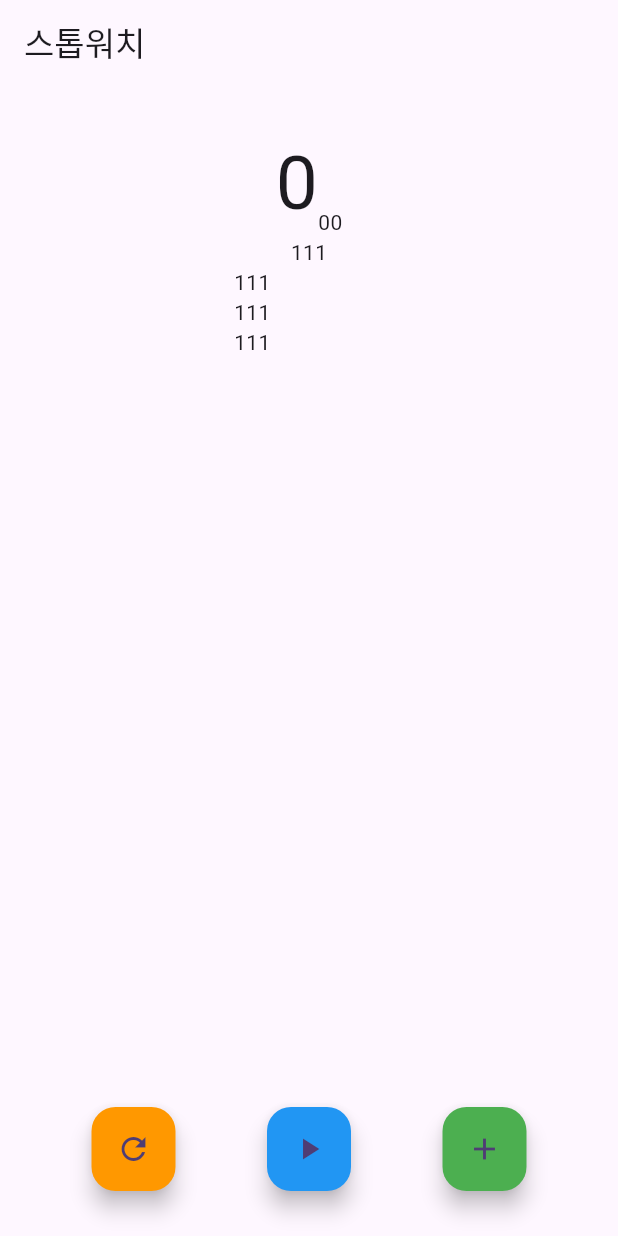
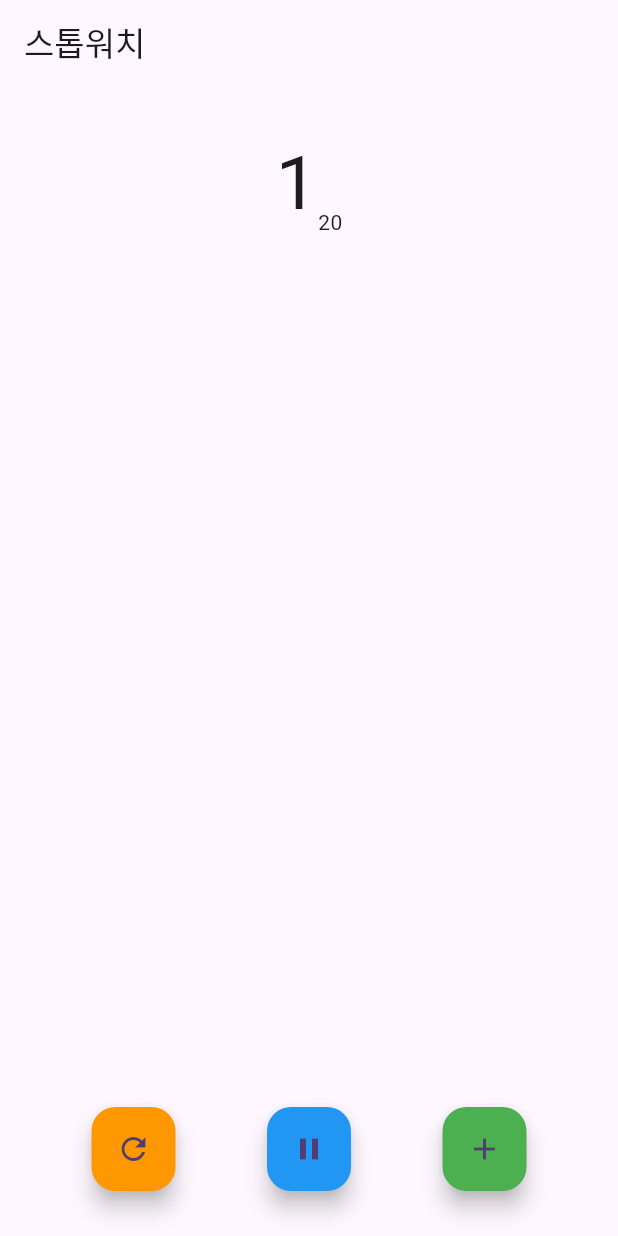
Before and after one commit to iikkkkyy/stop_watch, a Flutter app: the screen it shows after launch, after a tap on the "play arrow" icon, on a phone screen of 412 x 824 dp. Run offline on Flutter 3.47's test engine with Material 3 defaults, Android fonts, the phone set to English and light mode, and no system bars.

Commit message:
stopwatch 나머지 로직 구현

```diff
--- a/lib/stop_watch_screen.dart
+++ b/lib/stop_watch_screen.dart
@@ -16,7 +16,41 @@ class _StopWatchScreenState extends State<StopWatchScreen> {
   int _time = 0;
   bool _isRunning = false;
 
-  List<String> _lapTimes = [];
+  final List<String> _lapTimes = [];
+
+  void _clickButton() {
+    _isRunning = !_isRunning;
+    if (_isRunning) {
+      _start();
+    } else {
+      _pause();
+    }
+  }
+
+  void _start() {
+    _timer = Timer.periodic(Duration(milliseconds: 10), (timer) {
+      setState(() {
+        _time++;
+      });
+    });
+  }
+
+  void _pause() {
+    _timer?.cancel();
+  }
+
+  void _reset() {
+    setState(() {
+      _isRunning = false;
+      _timer?.cancel();
+      _lapTimes.clear();
+      _time = 0;
+    });
+  }
+
+  void _recordLapTime(String time) {
+    _lapTimes.insert(0, '${_lapTimes.length + 1}번째 $time초');
+  }
 
   @override
   void dispose() {
@@ -26,41 +60,35 @@ class _StopWatchScreenState extends State<StopWatchScreen> {
 
   @override
   Widget build(BuildContext context) {
+    int sec = _time ~/ 100;
+    String hundredth = (_time % 100).toString().padLeft(2, '0');
+
     return Scaffold(
       appBar: AppBar(
         title: const Text('스톱워치'),
       ),
       body: Column(
-
         children: [
           const SizedBox(
             height: 30,
           ),
-          const Row(
+          Row(
             mainAxisAlignment: MainAxisAlignment.center,
             crossAxisAlignment: CrossAxisAlignment.end,
             children: [
               Text(
-                '0',
-                style: TextStyle(fontSize: 50),
+                '$sec',
+                style: const TextStyle(fontSize: 50),
               ),
               Text(
-                '00',
-
+                hundredth,
               ),
             ],
           ),
           SizedBox(
             width: 100,
             height: 200,
-            child: ListView(
-              children: const [
-                Center(child: Text('111')),
-                Text('111'),
-                Text('111'),
-                Text('111'),
-              ],
-            ),
+            child: ListView(children: _lapTimes.map((e) => Center(child : Text(e))).toList()),
           ),
           const Spacer(),
           Row(
@@ -68,17 +96,27 @@ class _StopWatchScreenState extends State<StopWatchScreen> {
             children: [
               FloatingActionButton(
                 backgroundColor: Colors.orange,
-                onPressed: () {},
+                onPressed: () {
+                  _reset();
+                },
                 child: const Icon(Icons.refresh),
               ),
               FloatingActionButton(
                 backgroundColor: Colors.blue,
-                onPressed: () {},
-                child: const Icon(Icons.play_arrow),
+                onPressed: () {
+                  setState(() {
+                    _clickButton();
+                  });
+                },
+                child: _isRunning
+                    ? const Icon(Icons.pause)
+                    : const Icon(Icons.play_arrow),
               ),
               FloatingActionButton(
                 backgroundColor: Colors.green,
-                onPressed: () {},
+                onPressed: () {
+                  _recordLapTime('$sec.$hundredth');
+                },
                 child: const Icon(Icons.add),
               )
             ],
```
